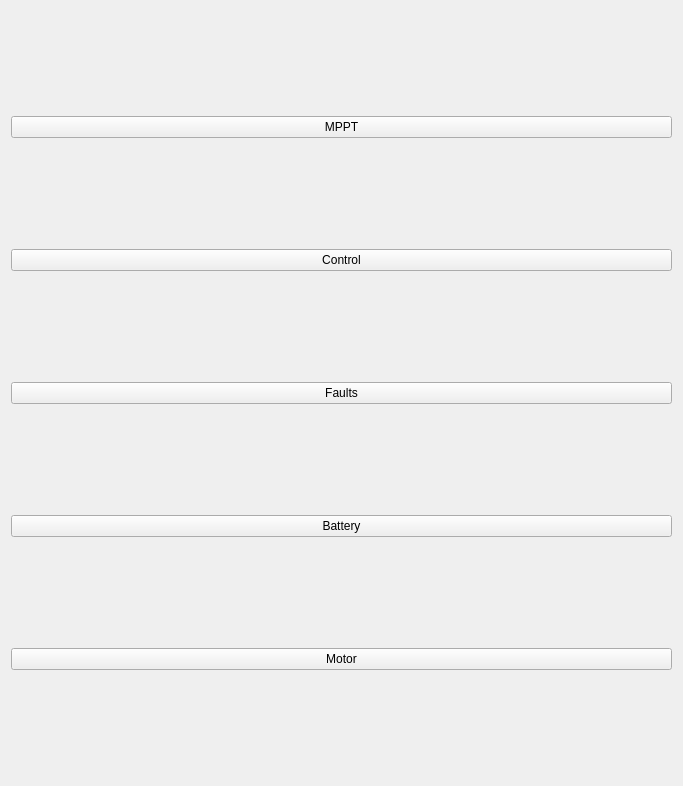
This is src/ViewLayer/DebugDisplay/HomePage/HomePageUi/HomePageUi.ui in UCSolarCarTeam/Epsilon-Dashboard as Qt 5 draws it before an edit. The edited form follows.
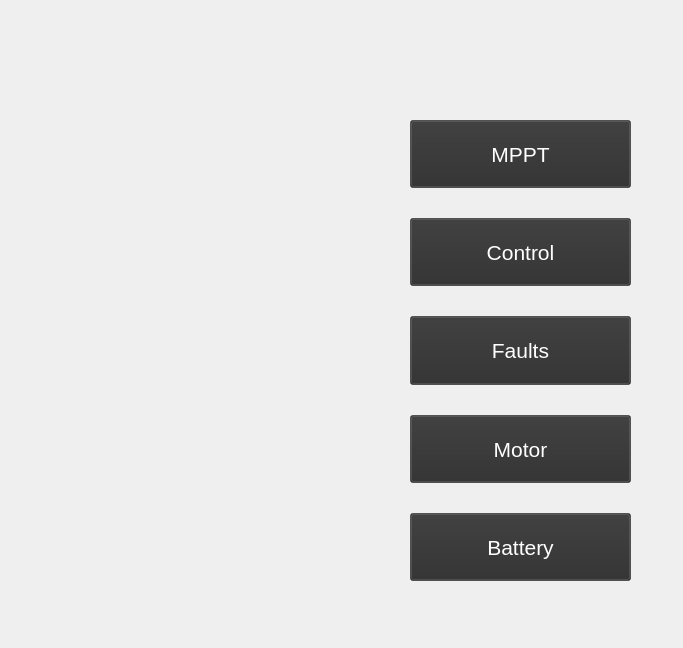
This is the edited form. Icons and pictures are not drawn.

The edit to the form file:
```diff
--- a/src/ViewLayer/DebugDisplay/HomePage/HomePageUi/HomePageUi.ui
+++ b/src/ViewLayer/DebugDisplay/HomePage/HomePageUi/HomePageUi.ui
@@ -7,76 +7,254 @@
     <x>0</x>
     <y>0</y>
     <width>683</width>
-    <height>786</height>
+    <height>648</height>
    </rect>
   </property>
-  <property name="maximumSize">
-   <size>
-    <width>683</width>
-    <height>786</height>
-   </size>
-  </property>
   <property name="windowTitle">
    <string>Form</string>
   </property>
+  <property name="autoFillBackground">
+   <bool>true</bool>
+  </property>
+  <widget class="QLabel" name="carLabel">
+   <property name="geometry">
+    <rect>
+     <x>50</x>
+     <y>40</y>
+     <width>281</width>
+     <height>601</height>
+    </rect>
+   </property>
+   <property name="text">
+    <string/>
+   </property>
+   <property name="pixmap">
+    <pixmap>:/Resource/Faults 2.png</pixmap>
+   </property>
+   <property name="scaledContents">
+    <bool>true</bool>
+   </property>
+  </widget>
+  <widget class="QWidget" name="layoutWidget">
+   <property name="geometry">
+    <rect>
+     <x>410</x>
+     <y>120</y>
+     <width>221</width>
+     <height>461</height>
+    </rect>
+   </property>
+   <property name="font">
+    <font>
+     <pointsize>16</pointsize>
+    </font>
+   </property>
+   <property name="focusPolicy">
+    <enum>Qt::NoFocus</enum>
+   </property>
   <property name="styleSheet">
-   <string notr="true"/>
-  </property>
-  <layout class="QVBoxLayout" name="verticalLayout">
-   <item>
+    <string>QPushButton { background-color: rgb(45, 45, 45,150); }
+</string>
+   </property>
+   <layout class="QGridLayout" name="gridLayout_2">
+    <property name="verticalSpacing">
+     <number>30</number>
+    </property>
+    <item row="0" column="0">
     <widget class="QPushButton" name="MPPT">
+      <property name="sizePolicy">
+       <sizepolicy hsizetype="Minimum" vsizetype="Preferred">
+        <horstretch>0</horstretch>
+        <verstretch>0</verstretch>
+       </sizepolicy>
+      </property>
+      <property name="font">
+       <font>
+        <pointsize>16</pointsize>
+       </font>
+      </property>
      <property name="focusPolicy">
       <enum>Qt::NoFocus</enum>
      </property>
      <property name="styleSheet">
-      <string notr="true">font: 9pt &quot;Sans Serif&quot;;</string>
+       <string notr="true">QPushButton { 
+background-color: rgb(45, 45, 45,150); 
+color: white;
+}
+</string>
      </property>
      <property name="text">
       <string notr="true">MPPT</string>
      </property>
      <property name="icon">
-      <iconset>
-       <normaloff>../../Desktop/Tab Background.png</normaloff>
-       <normalon>../../Desktop/Tab Background.png</normalon>../../Desktop/Tab Background.png</iconset>
+       <iconset resource="../../../uiresources.qrc">
+        <normaloff>:/Resource/MPPT Icon.png</normaloff>:/Resource/MPPT Icon.png</iconset>
      </property>
      <property name="iconSize">
       <size>
-       <width>80</width>
-       <height>22</height>
+        <width>40</width>
+        <height>40</height>
       </size>
      </property>
     </widget>
    </item>
-   <item>
+    <item row="1" column="0">
     <widget class="QPushButton" name="controlButton">
+      <property name="sizePolicy">
+       <sizepolicy hsizetype="Minimum" vsizetype="Preferred">
+        <horstretch>0</horstretch>
+        <verstretch>0</verstretch>
+       </sizepolicy>
+      </property>
+      <property name="font">
+       <font>
+        <pointsize>16</pointsize>
+       </font>
+      </property>
+      <property name="focusPolicy">
+       <enum>Qt::NoFocus</enum>
+      </property>
+      <property name="styleSheet">
+       <string notr="true">QPushButton { 
+background-color: rgb(45, 45, 45,150); 
+color: white;
+}
+</string>
+      </property>
      <property name="text">
       <string>Control</string>
      </property>
-    </widget>
-   </item>
-   <item>
+      <property name="icon">
+       <iconset resource="../../../uiresources.qrc">
+        <normaloff>:/Resource/Steering Icon.png</normaloff>:/Resource/Steering Icon.png</iconset>
+      </property>
+      <property name="iconSize">
+       <size>
+        <width>32</width>
+        <height>32</height>
+       </size>
+      </property>
+     </widget>
+    </item>
+    <item row="2" column="0">
     <widget class="QPushButton" name="faultButton">
+      <property name="sizePolicy">
+       <sizepolicy hsizetype="Minimum" vsizetype="Preferred">
+        <horstretch>0</horstretch>
+        <verstretch>0</verstretch>
+       </sizepolicy>
+      </property>
+      <property name="font">
+       <font>
+        <pointsize>16</pointsize>
+       </font>
+      </property>
+      <property name="focusPolicy">
+       <enum>Qt::NoFocus</enum>
+      </property>
+      <property name="styleSheet">
+       <string notr="true">QPushButton { 
+background-color: rgb(45, 45, 45,150); 
+color: white;
+}
+</string>
+      </property>
      <property name="text">
       <string>Faults</string>
      </property>
-    </widget>
-   </item>
-   <item>
-    <widget class="QPushButton" name="batteryButton">
-     <property name="text">
-      <string>Battery</string>
-     </property>
-    </widget>
-   </item>
-   <item>
+      <property name="icon">
+       <iconset resource="../../../uiresources.qrc">
+        <normaloff>:/Resource/Fault Icon.png</normaloff>:/Resource/Fault Icon.png</iconset>
+      </property>
+      <property name="iconSize">
+       <size>
+        <width>40</width>
+        <height>40</height>
+       </size>
+      </property>
+     </widget>
+    </item>
+    <item row="3" column="0">
     <widget class="QPushButton" name="motorButton">
+      <property name="sizePolicy">
+       <sizepolicy hsizetype="Minimum" vsizetype="Preferred">
+        <horstretch>0</horstretch>
+        <verstretch>0</verstretch>
+       </sizepolicy>
+      </property>
+      <property name="font">
+       <font>
+        <pointsize>16</pointsize>
+       </font>
+      </property>
+      <property name="focusPolicy">
+       <enum>Qt::NoFocus</enum>
+      </property>
+      <property name="styleSheet">
+       <string notr="true">QPushButton { 
+background-color: rgb(45, 45, 45,150); 
+color: white;
+}
+</string>
+      </property>
      <property name="text">
       <string>Motor</string>
      </property>
+      <property name="icon">
+       <iconset resource="../../../uiresources.qrc">
+        <normaloff>:/Resource/Engine Icon.png</normaloff>:/Resource/Engine Icon.png</iconset>
+      </property>
+      <property name="iconSize">
+       <size>
+        <width>40</width>
+        <height>40</height>
+       </size>
+      </property>
+     </widget>
+    </item>
+    <item row="4" column="0">
+     <widget class="QPushButton" name="batteryButton">
+      <property name="sizePolicy">
+       <sizepolicy hsizetype="Minimum" vsizetype="Preferred">
+        <horstretch>0</horstretch>
+        <verstretch>0</verstretch>
+       </sizepolicy>
+      </property>
+      <property name="font">
+       <font>
+        <pointsize>16</pointsize>
+       </font>
+      </property>
+      <property name="focusPolicy">
+       <enum>Qt::NoFocus</enum>
+      </property>
+      <property name="styleSheet">
+       <string notr="true">QPushButton { 
+background-color: rgb(45, 45, 45,150); 
+color: white;
+}
+</string>
+      </property>
+      <property name="text">
+       <string>Battery</string>
+      </property>
+      <property name="icon">
+       <iconset resource="../../../uiresources.qrc">
+        <normaloff>:/Resource/Battery Icon.png</normaloff>:/Resource/Battery Icon.png</iconset>
+      </property>
+      <property name="iconSize">
+       <size>
+        <width>40</width>
+        <height>40</height>
+       </size>
+      </property>
     </widget>
    </item>
   </layout>
  </widget>
- <resources/>
+ </widget>
+ <resources>
+  <include location="../../../uiresources.qrc"/>
+ </resources>
  <connections/>
 </ui>
```
Lines whose indentation alone changed are shown as unchanged.
